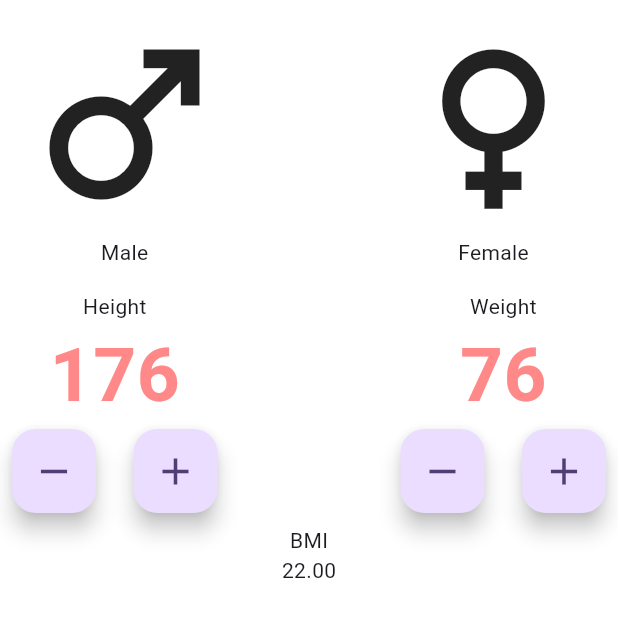
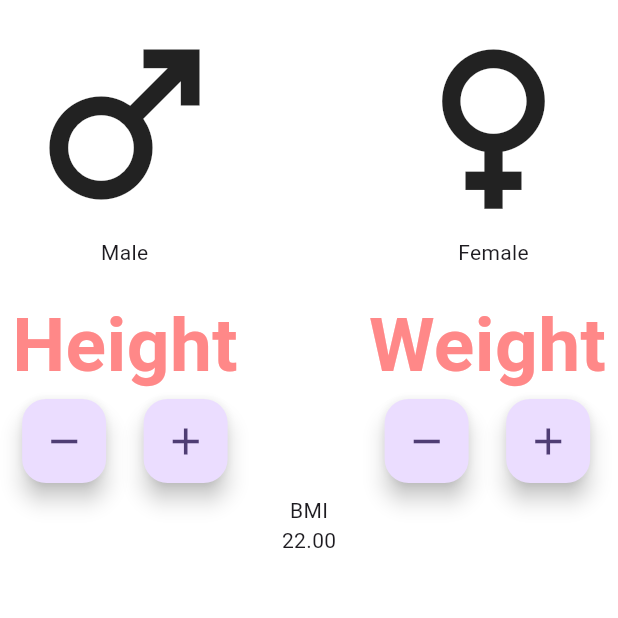
Before and after one commit to ChathulaShashan/Flutter_BMICAL, a Flutter app: the screen it shows after launch, on a phone screen of 412 x 824 dp, the top half of it. Run offline on Flutter 3.47's test engine with Material 2 defaults, Android fonts, the phone set to English and light mode, and no system bars.

Commit message:
const kinputLableColour

```diff
--- a/lib/mainpage.dart
+++ b/lib/mainpage.dart
@@ -1,4 +1,5 @@
 import 'package:flutter/material.dart';
+import 'package:flutter_lec2_2/constant.dart';
 
 class MainPage extends StatefulWidget {
   const MainPage({super.key});
@@ -57,17 +58,7 @@ class _MainPageState extends State<MainPage> {
                   padding: EdgeInsets.all(8.0),
                   child: Column(
                     children: [
-                      Text(
-                        "Height",
-                        style: TextStyle(),
-                      ),
-                      Text(
-                        "176",
-                        style: TextStyle(
-                            color: Color(0xFFFF8888),
-                            fontSize: 50,
-                            fontWeight: FontWeight.bold),
-                      ),
+                      Text("Height", style: kinputLableColour),
                       Row(
                         children: [
                           FloatingActionButton(
@@ -98,14 +89,7 @@ class _MainPageState extends State<MainPage> {
                     children: [
                       Text(
                         "Weight",
-                        style: TextStyle(),
-                      ),
-                      Text(
-                        "76",
-                        style: TextStyle(
-                            color: Color(0xFFFF8888), //we can
-                            fontSize: 50,
-                            fontWeight: FontWeight.bold),
+                        style: kinputLableColour,
                       ),
                       Row(
                         children: [
```
